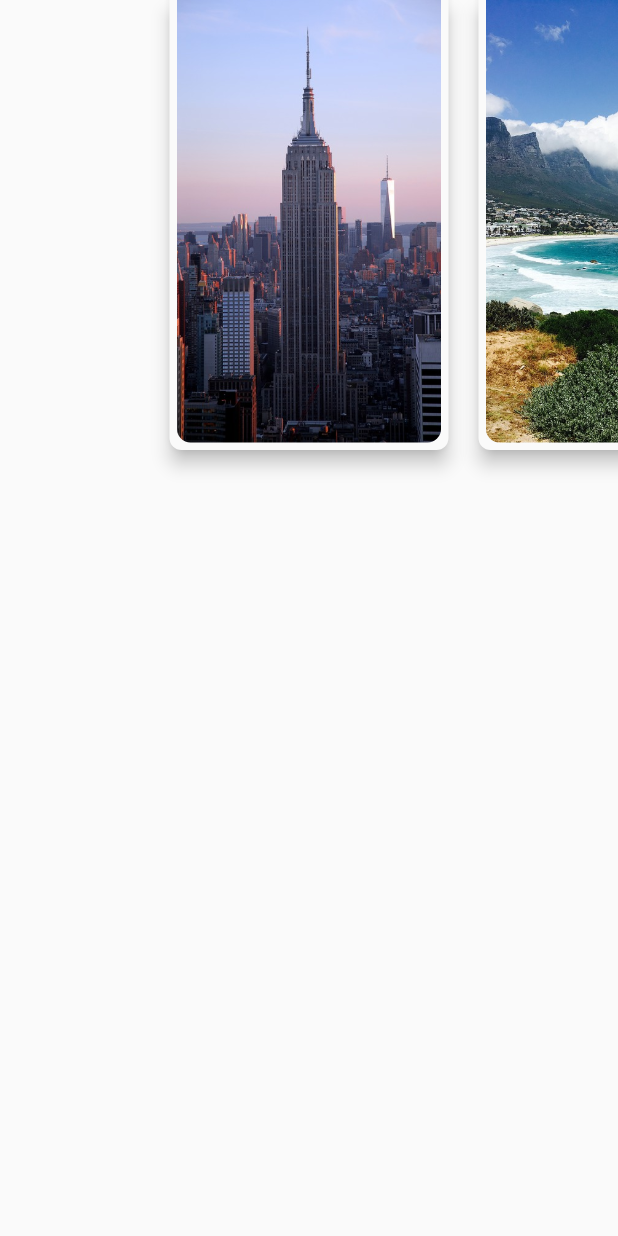
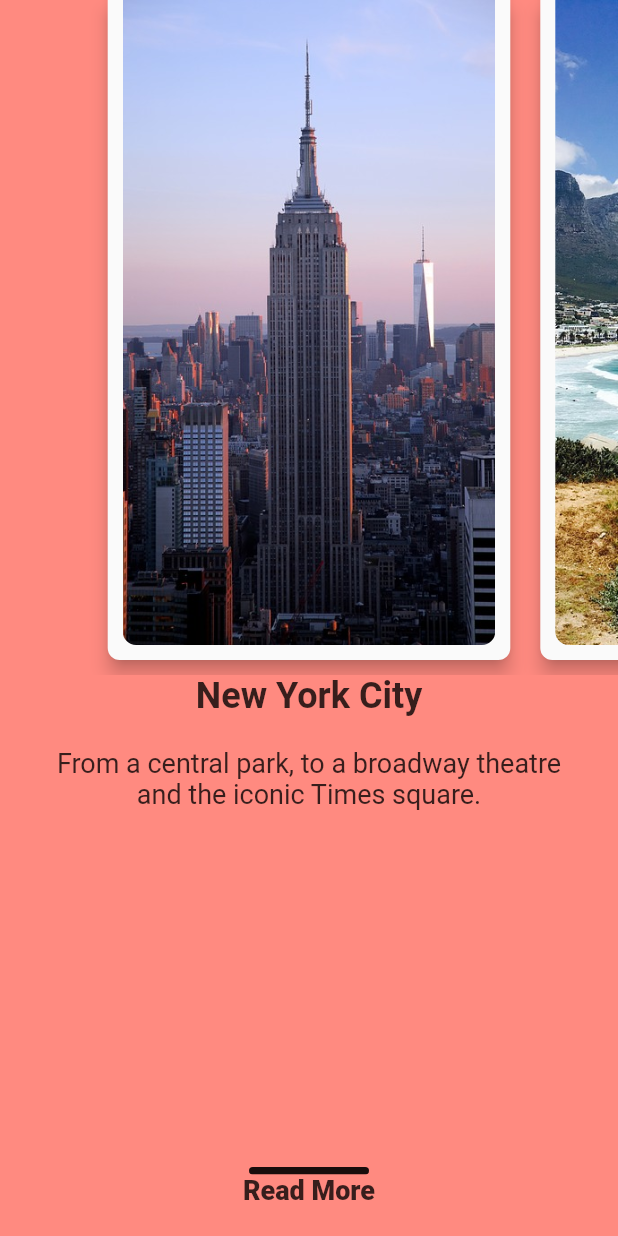
Before and after one commit to csj110/flutter_city_carousel, a Flutter app: the screen it shows after launch, on a phone screen of 412 x 824 dp. Run offline on Flutter 3.47's test engine with Material 2 defaults, Android fonts, the phone set to English and light mode, and no system bars.

Commit message:
bgColor animation and descText animation

```diff
--- a/lib/model/Detail.dart
+++ b/lib/model/Detail.dart
@@ -1,4 +1,21 @@
 class Detail {
   String title;
   String description;
+
+  Detail({this.title, this.description});
 }
+
+final detailsList = [
+  Detail(
+      title: "New York City",
+      description:
+          "From a central park, to a broadway theatre and the iconic Times square."),
+  Detail(
+      title: "Cape Town",
+      description:
+          "At the tip of Africa, you will find a city that has it all to offer. Explore Table Mountain and Robben Island."),
+  Detail(
+      title: "Switzerland",
+      description:
+          "Breathtaking lakes, villages and the high peaks of the Alps for amazing Ski resorts."),
+];
--- a/lib/pages/city_explore_page.dart
+++ b/lib/pages/city_explore_page.dart
@@ -1,6 +1,7 @@
+// import 'package:city_carousel/model/Detail.dart';
 import 'package:flutter/cupertino.dart';
 import 'package:flutter/material.dart';
-// import 'package:city_carousel/model/Detail.dart';
+import 'package:city_carousel/model/Detail.dart';
 
 final imagesList = [
   "assets/images/newyork.jpg",
@@ -27,7 +28,7 @@ class _CityExplorePageState extends State<CityExplorePage> {
     _pageController = PageController(
       initialPage: currentPage,
       keepPage: true,
-      viewportFraction: 0.5,
+      viewportFraction: 0.7,
     );
   }
 
@@ -40,7 +41,17 @@ class _CityExplorePageState extends State<CityExplorePage> {
   @override
   Widget build(BuildContext context) {
     return Scaffold(
-      body: PageView.builder(
+      body: Stack(
+        children: <Widget>[
+          AnimatedContainer(
+            duration: Duration(microseconds: 500),
+            color: colorList[currentPage],
+          ),
+          Column(
+            children: <Widget>[
+              Container(
+                height: 450.0,
+                child: PageView.builder(
                   itemBuilder: (context, index) {
                     return itemBuilder(index);
                   },
@@ -50,7 +61,74 @@ class _CityExplorePageState extends State<CityExplorePage> {
                   itemCount: 3,
                   physics: ClampingScrollPhysics(),
                 ),
+              ),
+              _detailBuilder(currentPage),
+            ],
+          ),
+        ],
+      ),
     );
+  }
+
+  Widget _detailBuilder(index) {
+    return AnimatedBuilder(
+        animation: _pageController,
+        builder: (context, child) {
+          double value = 1;
+          if (_pageController.position.haveDimensions) {
+            value = _pageController.page - index;
+            value = (1 - (value.abs() * 0.5)).clamp(0.0, 1.0);
+          }
+          return Expanded(
+            child: Transform.translate(
+              offset: Offset(0, 300 - value * 300),
+              child: Opacity(
+                opacity: (value - 0.7) * 3,
+                child: Container(
+                  padding:
+                      EdgeInsets.only(left: 25.0, right: 25.0, bottom: 20.0),
+                  child: Column(
+                    crossAxisAlignment: CrossAxisAlignment.center,
+                    children: <Widget>[
+                      Text(
+                        detailsList[index].title,
+                        style: TextStyle(
+                            fontSize: 24.0, fontWeight: FontWeight.w600),
+                      ),
+                      SizedBox(
+                        height: 20.0,
+                      ),
+                      Text(
+                        detailsList[index].description,
+                        style: TextStyle(
+                          fontSize: 18.0,
+                        ),
+                        textAlign: TextAlign.center,
+                      ),
+                      SizedBox(
+                        height: 30.0,
+                      ),
+                      Spacer(),
+                      ClipRRect(
+                        borderRadius: BorderRadius.all(Radius.circular(5.0)),
+                        child: Container(
+                          width: 80.0,
+                          height: 5.0,
+                          color: Colors.black,
+                        ),
+                      ),
+                      Text(
+                        'Read More',
+                        style: TextStyle(
+                            fontSize: 18.0, fontWeight: FontWeight.w900),
+                      )
+                    ],
+                  ),
+                ),
+              ),
+            ),
+          );
+        });
   }
 
   Widget itemBuilder(index) {
@@ -61,15 +139,26 @@ class _CityExplorePageState extends State<CityExplorePage> {
         if (_pageController.position.haveDimensions) {
           value = _pageController.page - index;
           value = (1 - (value.abs() * 0.5)).clamp(0.0, 1.0);
-        } else {}
           return Align(
             alignment: Alignment.topCenter,
             child: Container(
               margin: EdgeInsets.only(left: 10.0, right: 10.0, bottom: 10.0),
-            height: Curves.easeIn.transform(value) * 300,
+              height: Curves.easeIn.transform(value) * 450,
               child: child,
             ),
           );
+        } else {
+          return Align(
+            alignment: Alignment.topCenter,
+            child: Container(
+              margin: EdgeInsets.only(left: 10.0, right: 10.0, bottom: 10.0),
+              height:
+                  Curves.easeIn.transform(value) *
+                      450,
+              child: child,
+            ),
+          );
+        }
       },
       child: Material(
         elevation: 5.0,
@@ -78,7 +167,7 @@ class _CityExplorePageState extends State<CityExplorePage> {
                 bottomLeft: Radius.circular(8.0),
                 bottomRight: Radius.circular(8.0))),
         child: Padding(
-          padding: const EdgeInsets.only(left: 5.0, right: 5.0, bottom: 5.0),
+          padding: const EdgeInsets.only(left: 10.0, right: 10.0, bottom: 10.0),
           child: ClipRRect(
               borderRadius: BorderRadius.only(
                   bottomLeft: Radius.circular(9.0),
```
Lines whose indentation alone changed are shown as unchanged.
